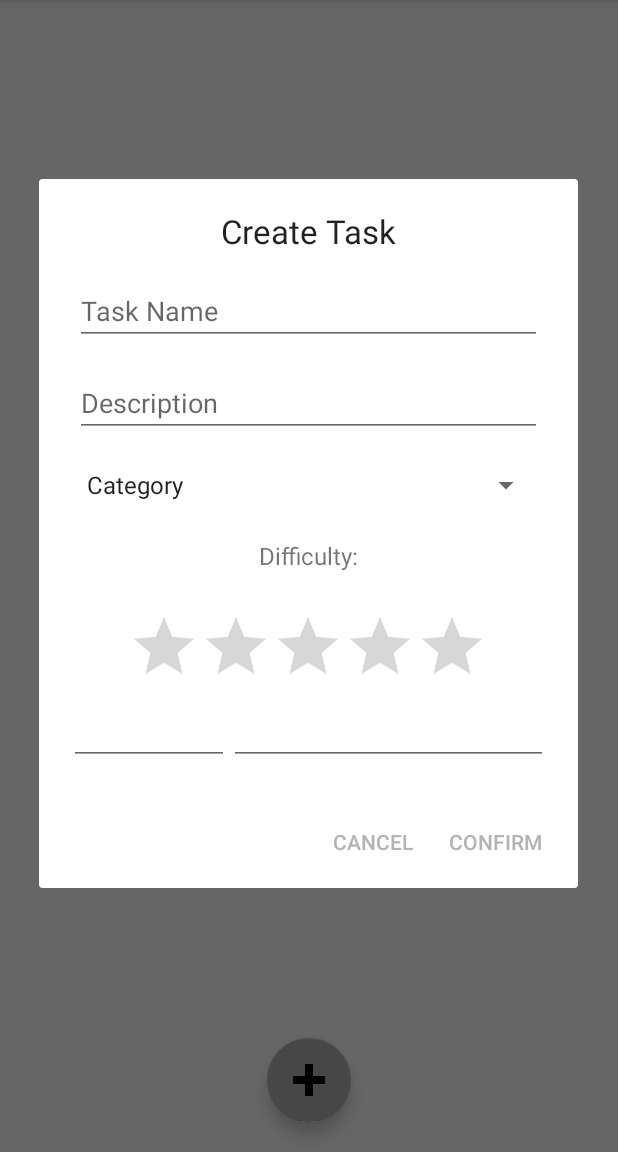
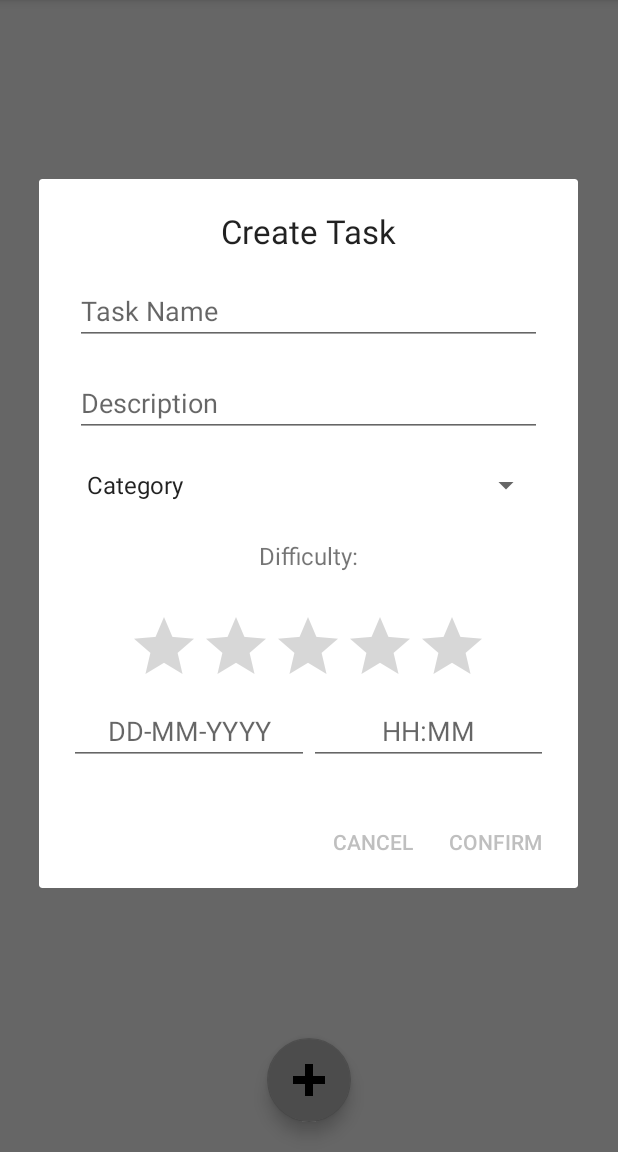
Before and after one commit to ucsdCSE110wi16/CSE110M260T3, an Android app: the TaskPage screen opened directly, with no data from a screen before it, after a tap on an icon or button, on a phone screen of 412 x 824 dp, the part 84-1236 px from its top. Run offline under Robolectric (Android 15) with nearby library versions, the phone set to English and light mode, and no system bars; libraries missing offline, so code that uses them is left out: com.firebase.client; 6 statements that could not run were skipped.

Commit message:
changed some artwork

```diff
--- a/app/src/main/java/panlasigui/c/todorpg/Activities/TaskPage.java
+++ b/app/src/main/java/panlasigui/c/todorpg/Activities/TaskPage.java
@@ -5,6 +5,7 @@ import android.app.DialogFragment;
 import android.app.TimePickerDialog;
 import android.content.Intent;
 import android.graphics.Color;
+import android.graphics.Typeface;
 import android.graphics.drawable.GradientDrawable;
 import android.net.Uri;
 import android.os.Bundle;
@@ -65,7 +66,6 @@ public class TaskPage extends AppCompatActivity implements
     private TimePickerDialog timePicker;
 
     private SimpleDateFormat dateFormat;
-
 
     @Override
     protected void onCreate(final Bundle savedInstanceState) {
@@ -132,7 +132,7 @@ public class TaskPage extends AppCompatActivity implements
         //int[] colors = {0, 0xFFFF0000, 0}; // red for the example
         int[] colors = {0, 0, 0};
         lvItems.setDivider(new GradientDrawable(GradientDrawable.Orientation.RIGHT_LEFT, colors));
-        lvItems.setDividerHeight(50);
+        lvItems.setDividerHeight(5);
 
         taskList = new ArrayList<>();
         //If returning user read DB for info.
--- a/app/src/main/res/layout/content_stats.xml
+++ b/app/src/main/res/layout/content_stats.xml
@@ -51,7 +51,7 @@
         android:layout_width="@android:dimen/app_icon_size"
         android:layout_height="@android:dimen/app_icon_size"
         android:layout_gravity="center_vertical"
-        android:src="@drawable/intel"
+        android:src="@drawable/magic"
         android:id="@+id/avatarImageProfile"
         android:layout_alignParentLeft="true"
         android:layout_alignParentStart="true"
--- a/app/src/main/res/layout/form.xml
+++ b/app/src/main/res/layout/form.xml
@@ -88,6 +88,7 @@
     <RatingBar
         android:layout_width="wrap_content"
         android:layout_height="wrap_content"
+        android:progressTint="@color/colorStar"
         android:layout_gravity="bottom|center_horizontal"
         android:id="@+id/difficultyBar" />
 
@@ -101,22 +102,28 @@
         android:weightSum="1">
 
         <EditText
-            android:layout_width="wrap_content"
+            android:layout_width="fill_parent"
             android:layout_height="wrap_content"
             android:inputType="date"
             android:ems="10"
             android:id="@+id/editDate"
             android:layout_gravity="left"
-            android:layout_weight=".5"/>
+            android:layout_weight=".5"
+            android:ellipsize="start"
+            android:gravity="center_horizontal"
+            android:hint="DD-MM-YYYY"/>
 
         <EditText
-            android:layout_width="match_parent"
+            android:layout_width="fill_parent"
             android:layout_height="wrap_content"
             android:inputType="time"
             android:ems="10"
             android:id="@+id/editTime"
+            android:ellipsize="start"
+            android:gravity="center_horizontal"
             android:layout_gravity="right"
-            android:layout_weight=".5"/>
+            android:layout_weight=".5"
+            android:hint="HH:MM"/>
     </LinearLayout>
 
 
--- a/app/src/main/res/layout/task.xml
+++ b/app/src/main/res/layout/task.xml
@@ -7,7 +7,7 @@
     android:weightSum="10">
     <LinearLayout
         android:layout_width="fill_parent"
-        android:layout_weight="8"
+        android:layout_weight="9"
         android:layout_height="fill_parent"
         android:weightSum="1">
         <ImageView
@@ -23,7 +23,7 @@
     <LinearLayout
         android:orientation="vertical"
         android:layout_width="match_parent"
-        android:layout_weight="2"
+        android:layout_weight="1"
         android:layout_height="match_parent"
         android:layout_gravity="center_horizontal|top"
         android:layout_margin="20dp"
@@ -66,6 +66,7 @@
             android:layout_gravity="center_horizontal"
             android:isIndicator="true"
             android:numStars="5"
+            android:progressTint="@color/colorStar"
             android:layout_margin="12dp"
             android:id="@+id/taskInstanceDiff" />
 
--- a/app/src/main/res/values/colors.xml
+++ b/app/src/main/res/values/colors.xml
@@ -2,5 +2,6 @@
 <resources>
     <color name="colorPrimary">#000000</color>
     <color name="colorPrimaryDark">#000000</color>
-    <color name="colorAccent">#b3b3b3</color>
+    <color name="colorAccent">#BFBFBF</color>
+    <color name="colorStar">#660000</color>
 </resources>
```
Also changed, not shown: app/src/main/res/drawable-v21/health.jpg (deleted), app/src/main/res/drawable-v21/intel.png (deleted), app/src/main/res/drawable-v21/magic.png, app/src/main/res/drawable-v21/smile.png, app/src/main/res/drawable-v21/str.jpg (deleted).
